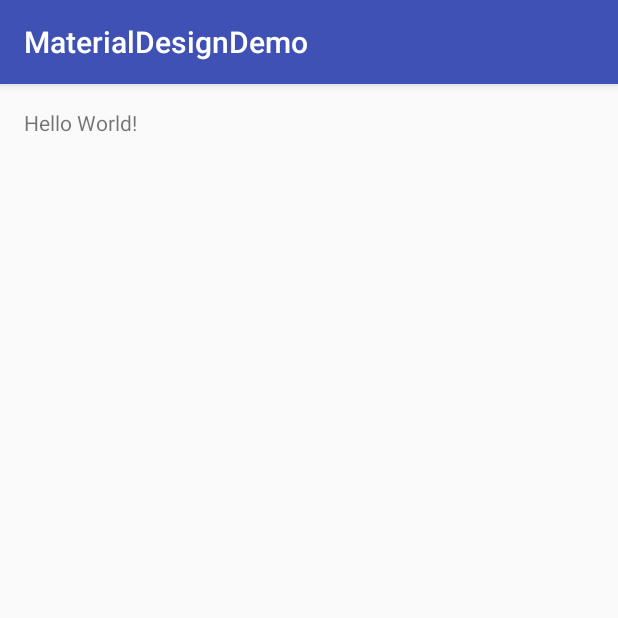
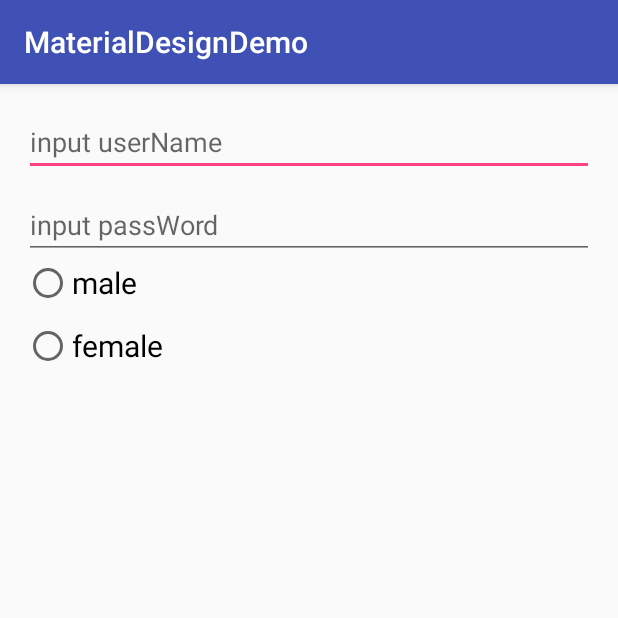
Before and after one commit to EasyLiu-Ly/MaterialDesignDemos, an Android app: the screen it shows after launch (MainActivity), on a phone screen of 412 x 824 dp, the top half of it. Run offline under Robolectric (Android 15) with nearby library versions, the phone set to English and light mode, and no system bars.

```diff
--- a/MaterialDesignDemo/app/build.gradle
+++ b/MaterialDesignDemo/app/build.gradle
@@ -15,17 +15,6 @@ android {
         versionCode 1
         versionName "1.0"
     }
-    buildTypes {
-        release {
-            minifyEnabled false
-            proguardFiles getDefaultProguardFile('proguard-android.txt'), 'proguard-rules.pro'
-            signingConfig signingConfigs.release
-        }
-        debug {
-            minifyEnabled false
-            signingConfig signingConfigs.debug
-        }
-    }
 
     signingConfigs {
         debug {
@@ -41,6 +30,20 @@ android {
             storePassword keystoreProperties['storePassword']
         }
     }
+
+    buildTypes {
+        release {
+            minifyEnabled false
+            proguardFiles getDefaultProguardFile('proguard-android.txt'), 'proguard-rules.pro'
+            signingConfig signingConfigs.release
+        }
+        debug {
+            minifyEnabled false
+            signingConfig signingConfigs.debug
+        }
+    }
+
+
 }
 
 dependencies {
--- a/MaterialDesignDemo/app/src/main/res/layout/activity_main.xml
+++ b/MaterialDesignDemo/app/src/main/res/layout/activity_main.xml
@@ -1,17 +1,44 @@
 <?xml version="1.0" encoding="utf-8"?>
-<RelativeLayout
-    xmlns:android="http://schemas.android.com/apk/res/android"
+<RelativeLayout xmlns:android="http://schemas.android.com/apk/res/android"
     xmlns:tools="http://schemas.android.com/tools"
     android:layout_width="match_parent"
     android:layout_height="match_parent"
+    android:paddingBottom="@dimen/activity_vertical_margin"
     android:paddingLeft="@dimen/activity_horizontal_margin"
     android:paddingRight="@dimen/activity_horizontal_margin"
     android:paddingTop="@dimen/activity_vertical_margin"
-    android:paddingBottom="@dimen/activity_vertical_margin"
     tools:context="com.easyliu.demo.materialdesigndemo.MainActivity">
 
-    <TextView
-        android:text="Hello World!"
-        android:layout_width="wrap_content"
+    <EditText
+        android:id="@+id/et_userName"
+        android:layout_width="match_parent"
+        android:hint="input userName"
         android:layout_height="wrap_content" />
+
+    <EditText
+        android:id="@+id/et_passWord"
+        android:hint="input passWord"
+        android:layout_width="match_parent"
+        android:layout_height="wrap_content"
+        android:layout_below="@id/et_userName"
+        android:layout_marginTop="10dp" />
+
+    <RadioGroup
+        android:layout_width="match_parent"
+        android:layout_height="wrap_content"
+        android:layout_below="@id/et_passWord">
+
+        <RadioButton
+            android:layout_width="wrap_content"
+            android:layout_height="wrap_content"
+            android:text="male"
+            android:textSize="20sp" />
+
+        <RadioButton
+            android:layout_width="wrap_content"
+            android:layout_height="wrap_content"
+            android:layout_marginTop="10dp"
+            android:text="female"
+            android:textSize="20sp" />
+    </RadioGroup>
 </RelativeLayout>
--- a/MaterialDesignDemo/app/src/main/res/values/styles.xml
+++ b/MaterialDesignDemo/app/src/main/res/values/styles.xml
@@ -1,7 +1,10 @@
 <resources>
 
+    <style name="AppTheme" parent="AppBaseTheme">
+
+    </style>
     <!-- Base application theme. -->
-    <style name="AppTheme" parent="Theme.AppCompat.Light.DarkActionBar">
+    <style name="AppBaseTheme" parent="Theme.AppCompat.Light.DarkActionBar">
         <!-- Customize your theme here. -->
         <item name="colorPrimary">@color/colorPrimary</item>
         <item name="colorPrimaryDark">@color/colorPrimaryDark</item>
--- a/MaterialDesignDemo/settings.gradle
+++ b/MaterialDesignDemo/settings.gradle
@@ -1 +1 @@
-include ':app'
+include ':app', ':toolbardemo'
```
